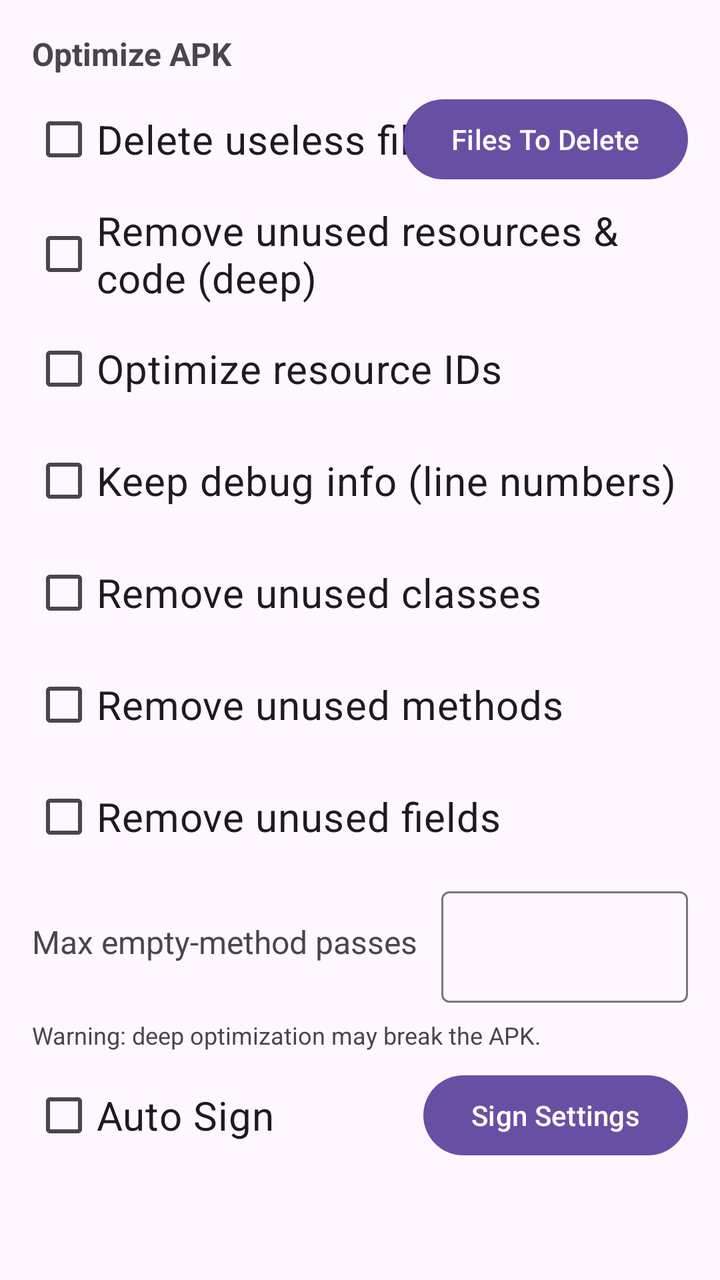
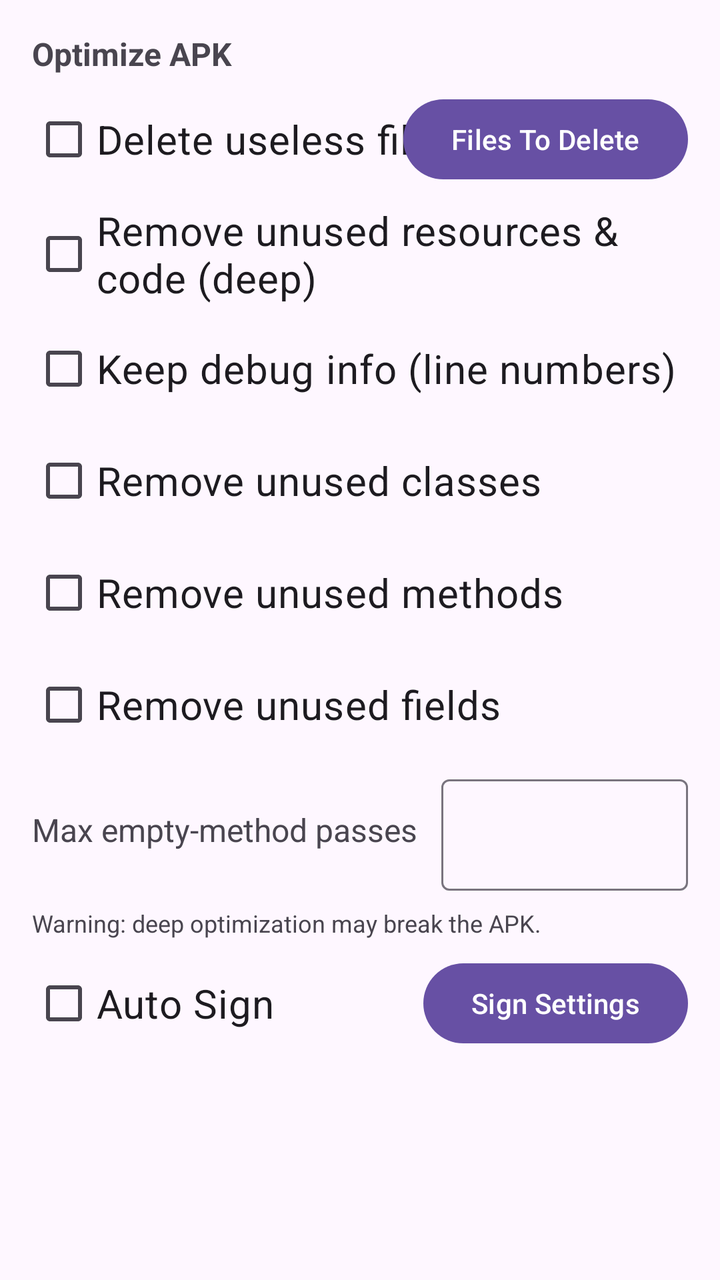

Two renders of the same Android screen: before a commit and after it. Below are the layout's source before the change and the commit's diff.
<!-- AndroidManifest.xml: application theme Theme.Material3.DayNight.NoActionBar -->
<!-- res/layout/dialog_opt.xml -->
<?xml version="1.0" encoding="utf-8"?>
<LinearLayout android:layout_width="fill_parent"
    android:layout_height="wrap_content"
    android:orientation="vertical"
    android:padding="16dp"
    xmlns:android="http://schemas.android.com/apk/res/android">

    <TextView
        android:layout_width="wrap_content"
        android:layout_height="wrap_content"
        android:text="@string/opt"
        android:textStyle="bold"
        android:textSize="16sp"/>

    <FrameLayout
        android:layout_width="fill_parent"
        android:layout_height="wrap_content"
        android:orientation="horizontal"
        android:layout_marginTop="8dp">
        <com.google.android.material.checkbox.MaterialCheckBox
            android:text="@string/delete_useless_files"
            android:textSize="20sp"
            android:id="@+id/files_to_delete"
            android:layout_gravity="start"
            android:layout_width="wrap_content"
            android:layout_height="wrap_content" />
        <com.google.android.material.button.MaterialButton
            android:layout_gravity="end"
            android:id="@+id/choose_files_delete"
            android:text="@string/files_to_delete"
            android:layout_width="wrap_content"
            android:layout_height="wrap_content" />
    </FrameLayout>

    <com.google.android.material.checkbox.MaterialCheckBox
        android:text="@string/deep_optimize"
        android:textSize="20sp"
        android:id="@+id/deep_optimize"
        android:layout_width="wrap_content"
        android:layout_height="wrap_content"
        android:layout_marginTop="8dp" />

    <com.google.android.material.checkbox.MaterialCheckBox
        android:text="@string/deep_optimize_phase_b"
        android:textSize="20sp"
        android:id="@+id/deep_optimize_phase_b"
        android:layout_width="wrap_content"
        android:layout_height="wrap_content"
        android:layout_marginTop="8dp" />

    <com.google.android.material.checkbox.MaterialCheckBox
        android:text="@string/deep_optimize_preserve_debug"
        android:textSize="20sp"
        android:id="@+id/deep_optimize_preserve_debug"
        android:layout_width="wrap_content"
        android:layout_height="wrap_content"
        android:layout_marginTop="8dp" />

    <com.google.android.material.checkbox.MaterialCheckBox
        android:text="@string/deep_optimize_remove_classes"
        android:textSize="20sp"
        android:id="@+id/deep_optimize_remove_classes"
        android:layout_width="wrap_content"
        android:layout_height="wrap_content"
        android:layout_marginTop="8dp" />

    <com.google.android.material.checkbox.MaterialCheckBox
        android:text="@string/deep_optimize_remove_methods"
        android:textSize="20sp"
        android:id="@+id/deep_optimize_remove_methods"
        android:layout_width="wrap_content"
        android:layout_height="wrap_content"
        android:layout_marginTop="8dp" />

    <com.google.android.material.checkbox.MaterialCheckBox
        android:text="@string/deep_optimize_remove_fields"
        android:textSize="20sp"
        android:id="@+id/deep_optimize_remove_fields"
        android:layout_width="wrap_content"
        android:layout_height="wrap_content"
        android:layout_marginTop="8dp" />

    <LinearLayout
        android:layout_width="fill_parent"
        android:layout_height="wrap_content"
        android:orientation="horizontal"
        android:gravity="center_vertical"
        android:layout_marginTop="8dp">

        <TextView
            android:layout_width="wrap_content"
            android:layout_height="wrap_content"
            android:text="@string/deep_optimize_max_passes"
            android:textSize="16sp"/>

        <com.google.android.material.textfield.TextInputLayout
            android:layout_width="0dp"
            android:layout_height="wrap_content"
            android:layout_weight="1"
            android:layout_marginStart="12dp">

            <com.google.android.material.textfield.TextInputEditText
                android:id="@+id/deep_optimize_passes"
                android:layout_width="match_parent"
                android:layout_height="wrap_content"
                android:inputType="number"
                android:textSize="16sp"/>
        </com.google.android.material.textfield.TextInputLayout>
    </LinearLayout>

    <TextView
        android:layout_width="fill_parent"
        android:layout_height="wrap_content"
        android:text="@string/deep_optimize_warning"
        android:textSize="12sp"
        android:layout_marginTop="8dp" />

    <FrameLayout
        android:layout_width="fill_parent"
        android:layout_height="wrap_content"
        android:orientation="horizontal"
        android:layout_marginTop="8dp">
        <com.google.android.material.checkbox.MaterialCheckBox
            android:text="@string/auto_sign"
            android:textSize="20sp"
            android:id="@+id/autosign"
            android:layout_gravity="start"
            android:layout_width="wrap_content"
            android:layout_height="wrap_content" />
        <com.google.android.material.button.MaterialButton
            android:layout_gravity="end"
            android:id="@+id/sign_settings"
            android:text="@string/sign_set"
            android:layout_width="wrap_content"
            android:layout_height="wrap_content" />
    </FrameLayout>
</LinearLayout>
<!-- resources referenced by this layout -->
<resources>
  <string name="auto_sign">Auto Sign</string>
  <string name="deep_optimize">Remove unused resources &amp; code (deep)</string>
  <string name="deep_optimize_max_passes">Max empty-method passes</string>
  <string name="deep_optimize_phase_b">Optimize resource IDs</string>
  <string name="deep_optimize_preserve_debug">Keep debug info (line numbers)</string>
  <string name="deep_optimize_remove_classes">Remove unused classes</string>
  <string name="deep_optimize_remove_fields">Remove unused fields</string>
  <string name="deep_optimize_remove_methods">Remove unused methods</string>
  <string name="deep_optimize_warning">Warning: deep optimization may break the APK.</string>
  <string name="delete_useless_files">Delete useless files</string>
  <string name="files_to_delete">Files To Delete</string>
  <string name="opt">Optimize APK</string>
  <string name="sign_set">Sign Settings</string>
</resources>

<!-- the commit's change to res/layout/dialog_opt.xml (unified diff, before → after) -->
@@ -36,14 +36,6 @@
         android:text="@string/deep_optimize"
         android:textSize="20sp"
         android:id="@+id/deep_optimize"
-        android:layout_width="wrap_content"
-        android:layout_height="wrap_content"
-        android:layout_marginTop="8dp" />
-
-    <com.google.android.material.checkbox.MaterialCheckBox
-        android:text="@string/deep_optimize_phase_b"
-        android:textSize="20sp"
-        android:id="@+id/deep_optimize_phase_b"
         android:layout_width="wrap_content"
         android:layout_height="wrap_content"
         android:layout_marginTop="8dp" />
<!-- resource entries referenced after the edit -->
@@ -3,7 +3,6 @@
   <string name="auto_sign">Auto Sign</string>
   <string name="deep_optimize">Remove unused resources &amp; code (deep)</string>
   <string name="deep_optimize_max_passes">Max empty-method passes</string>
-  <string name="deep_optimize_phase_b">Optimize resource IDs</string>
   <string name="deep_optimize_preserve_debug">Keep debug info (line numbers)</string>
   <string name="deep_optimize_remove_classes">Remove unused classes</string>
   <string name="deep_optimize_remove_fields">Remove unused fields</string>
